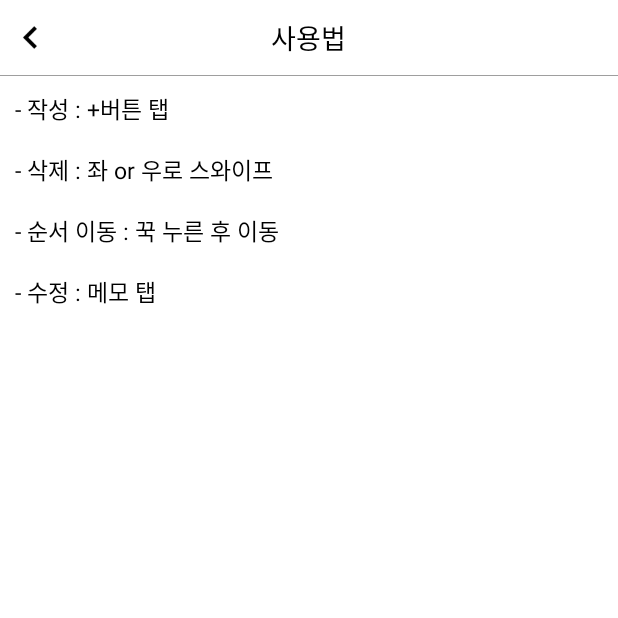
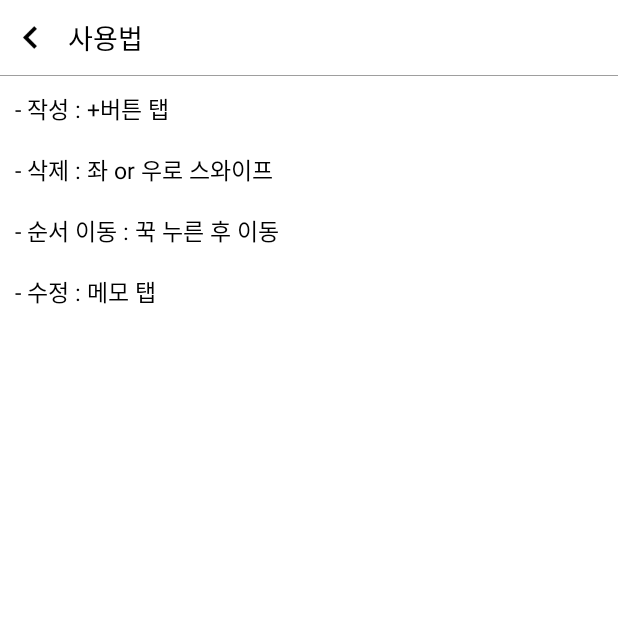
Before and after one commit to sunghyunpark/memohae, an Android app: the HelpActivity screen opened directly, with no data from a screen before it, on a phone screen of 412 x 824 dp, the top half of it. Run offline under Robolectric (Android 15) with nearby library versions, the phone set to English and light mode, and no system bars; our stand-ins replace ButterKnife.

Commit message:
title bar

```diff
--- a/app/src/main/java/view/EditMemoActivity.java
+++ b/app/src/main/java/view/EditMemoActivity.java
@@ -155,6 +155,11 @@ public class EditMemoActivity extends AppCompatActivity {
             secreteMode = !secreteMode;
             lockBtnStateChange();
             updateSecreteModeDB(memoNo, secreteMode);
+            if(secreteMode){
+                Toast.makeText(getApplicationContext(),"시크릿모드로 변경되었습니다.", Toast.LENGTH_SHORT).show();
+            }else{
+                Toast.makeText(getApplicationContext(),"시크릿모드가 해제되었습니다.", Toast.LENGTH_SHORT).show();
+            }
 
         }
     }
--- a/app/src/main/res/layout/activity_color_setting.xml
+++ b/app/src/main/res/layout/activity_color_setting.xml
@@ -25,7 +25,8 @@
             android:layout_width="wrap_content"
             android:layout_height="wrap_content"
             android:text="@string/color_setting_activity_title"
-            android:layout_centerHorizontal="true"
+            android:layout_toRightOf="@+id/back_btn"
+            android:layout_marginLeft="10dp"
             android:layout_centerVertical="true"
             android:textColor="@color/colorBlack"
             android:textSize="18dp"/>
--- a/app/src/main/res/layout/activity_help.xml
+++ b/app/src/main/res/layout/activity_help.xml
@@ -25,7 +25,8 @@
             android:layout_width="wrap_content"
             android:layout_height="wrap_content"
             android:text="사용법"
-            android:layout_centerHorizontal="true"
+            android:layout_toRightOf="@+id/back_btn"
+            android:layout_marginLeft="10dp"
             android:layout_centerVertical="true"
             android:textColor="@color/colorBlack"
             android:textSize="18dp"/>
```
